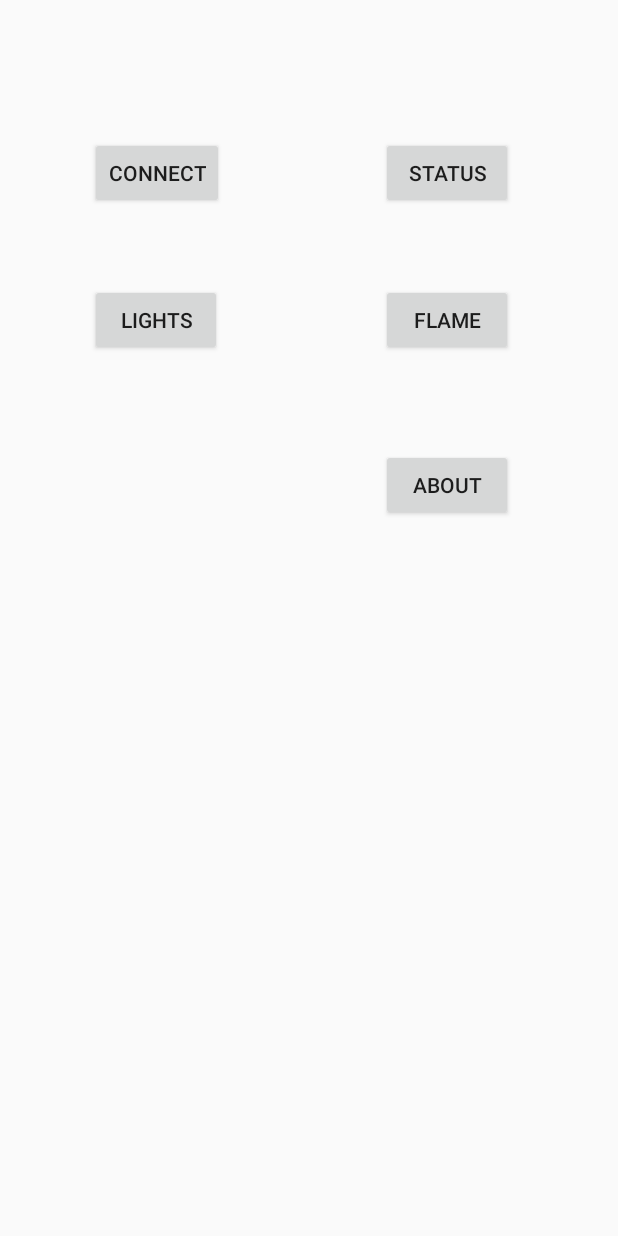
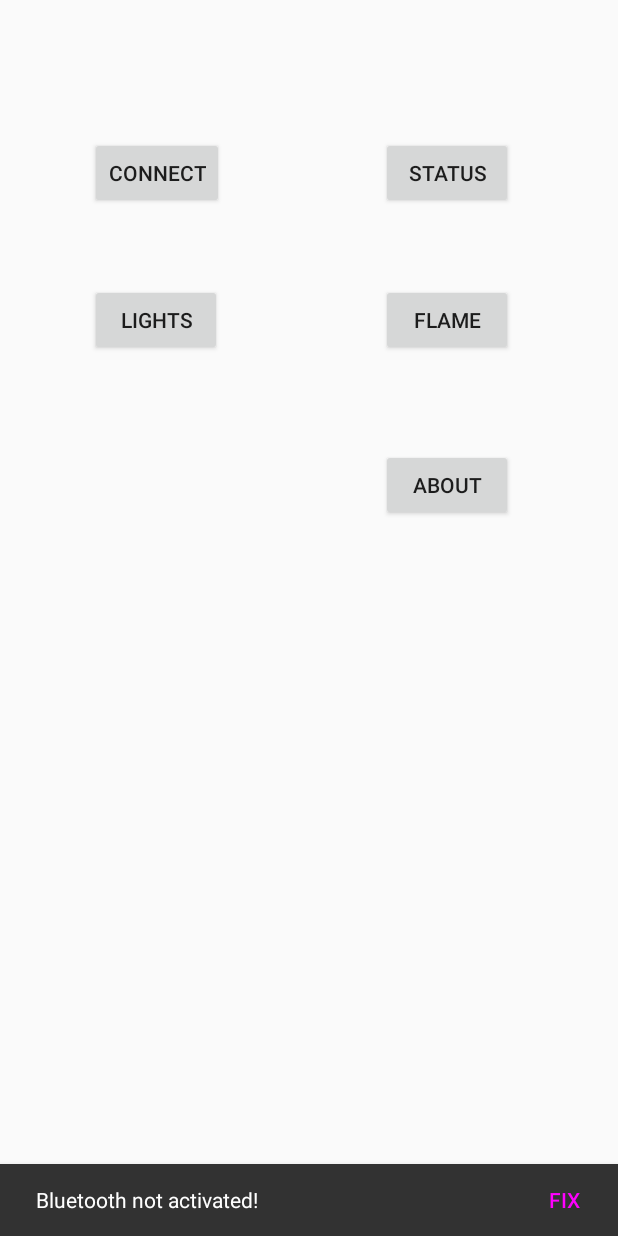
Before and after one commit to FlavyP/HomeMonitoringApp, an Android app: the screen it shows after launch (MainActivity), on a phone screen of 412 x 824 dp. Run offline under Robolectric (Android 15) with nearby library versions, the phone set to English and light mode, and no system bars.

Commit message:
Added SnackBar in the Main Activity to check for Bluetooth

```diff
--- a/HomeMonitoringApp/app/src/main/java/thirdsem/flavy/homemonitoringapp/MainActivity.java
+++ b/HomeMonitoringApp/app/src/main/java/thirdsem/flavy/homemonitoringapp/MainActivity.java
@@ -1,7 +1,10 @@
 package thirdsem.flavy.homemonitoringapp;
 
+import android.bluetooth.BluetoothAdapter;
 import android.content.Intent;
+import android.graphics.Color;
 import android.os.Bundle;
+import android.support.design.widget.Snackbar;
 import android.support.v7.app.AppCompatActivity;
 import android.util.Log;
 import android.view.View;
@@ -10,8 +13,12 @@ import android.widget.Toast;
 
 public class MainActivity extends AppCompatActivity implements View.OnClickListener{
 
-public static final String TAG = "artuMSG";
-private Button butCon, butStatus,butLights,butFlame,butAbout;
+    public static final String TAG = "artuMSG";
+    private Button butCon, butStatus,butLights,butFlame,butAbout;
+
+    private BluetoothAdapter BA;
+
+    private View mainLayout;
 
     @Override
     protected void onCreate (Bundle savedInstanceState) {
@@ -20,6 +27,8 @@ private Button butCon, butStatus,butLights,butFlame,butAbout;
         Log.i(TAG, "onCreate");
 
         initializeComponents();
+
+        bluetoothSnackBar();
     }
 
     private void initializeComponents()
@@ -34,6 +43,23 @@ private Button butCon, butStatus,butLights,butFlame,butAbout;
         butFlame.setOnClickListener(this);
         butAbout = (Button)findViewById(R.id.buttonAbout);
         butAbout.setOnClickListener(this);
+
+        mainLayout = findViewById(R.id.mainLayout);
+        BA = BluetoothAdapter.getDefaultAdapter();
+    }
+
+    private void bluetoothSnackBar()
+    {
+        if(!BA.isEnabled())
+        {
+            Snackbar.make(mainLayout, "Bluetooth not activated!", Snackbar.LENGTH_INDEFINITE).setAction("Fix", new View.OnClickListener() {
+                @Override
+                public void onClick (View v) {
+                    Intent bluetoothIntent = new Intent(MainActivity.this, BluetoothActivity.class);
+                    startActivity(bluetoothIntent);
+                }
+            }).setActionTextColor(Color.MAGENTA).show();
+        }
     }
 
     @Override
--- a/HomeMonitoringApp/app/src/main/res/layout/activity_main.xml
+++ b/HomeMonitoringApp/app/src/main/res/layout/activity_main.xml
@@ -6,6 +6,7 @@
                 android:paddingRight="@dimen/activity_horizontal_margin"
                 android:paddingTop="@dimen/activity_vertical_margin"
                 android:paddingBottom="@dimen/activity_vertical_margin"
+                android:id="@+id/mainLayout"
                 tools:context=".MainActivity">
 
     <Button
```
Also changed, not shown: 1 other file.
